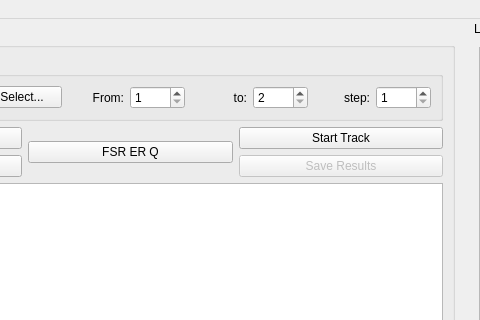
Above: RetrospectiveAnalysis/src/uic/ra_main_window.ui from EzekielDaun/biosensors before the change; both pictures show x 536 to 1016 and y 0 to 320 of the 1280 by 720 pixel window. Below: the same form after it.
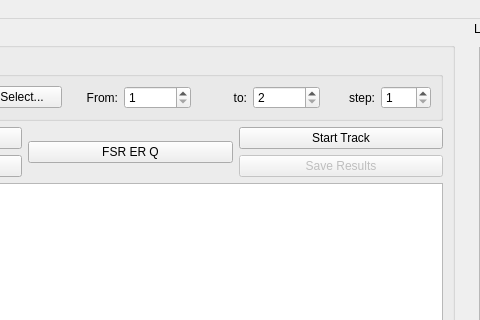
That is the form after the change.

Commit message: RA: loose restrictions related to -100dBm data

```diff
--- a/RetrospectiveAnalysis/src/uic/ra_main_window.ui
+++ b/RetrospectiveAnalysis/src/uic/ra_main_window.ui
@@ -416,6 +416,9 @@
              <property name="minimum">
               <number>1</number>
              </property>
+             <property name="maximum">
+              <number>999999</number>
+             </property>
             </widget>
            </item>
            <item>
@@ -433,6 +436,9 @@
              <property name="minimum">
               <number>2</number>
              </property>
+             <property name="maximum">
+              <number>999999</number>
+             </property>
             </widget>
            </item>
            <item>
```
Left out of the diff: 2 changed lines with no effect on the pictures. The commit also changes 2 other files.
